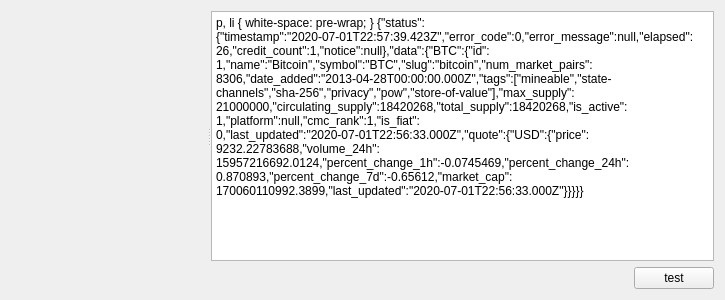
Old version of the form Qt/my_programm/_For_tests/src/test_json/src/ui/test_json.ui in the repository RinatB2017/mega_GIT.
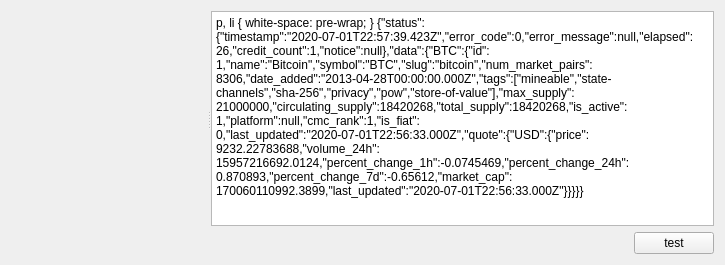
New version of the form. Custom widgets are drawn as their Qt base class.

```diff
--- a/Qt/my_programm/_For_tests/src/test_json/src/ui/test_json.ui
+++ b/Qt/my_programm/_For_tests/src/test_json/src/ui/test_json.ui
@@ -7,7 +7,7 @@
     <x>0</x>
     <y>0</y>
     <width>725</width>
-    <height>300</height>
+    <height>265</height>
    </rect>
   </property>
   <layout class="QVBoxLayout" name="verticalLayout">
@@ -28,8 +28,8 @@
        <string>&lt;!DOCTYPE HTML PUBLIC &quot;-//W3C//DTD HTML 4.0//EN&quot; &quot;http://www.w3.org/TR/REC-html40/strict.dtd&quot;&gt;
 &lt;html&gt;&lt;head&gt;&lt;meta name=&quot;qrichtext&quot; content=&quot;1&quot; /&gt;&lt;style type=&quot;text/css&quot;&gt;
 p, li { white-space: pre-wrap; }
-&lt;/style&gt;&lt;/head&gt;&lt;body style=&quot; font-family:'Liberation Sans'; font-size:10pt; font-weight:400; font-style:normal;&quot;&gt;
-&lt;p style=&quot; margin-top:0px; margin-bottom:0px; margin-left:0px; margin-right:0px; -qt-block-indent:0; text-indent:0px;&quot;&gt;{&amp;quot;status&amp;quot;:{&amp;quot;timestamp&amp;quot;:&amp;quot;2020-07-01T22:57:39.423Z&amp;quot;,&amp;quot;error_code&amp;quot;:0,&amp;quot;error_message&amp;quot;:null,&amp;quot;elapsed&amp;quot;:26,&amp;quot;credit_count&amp;quot;:1,&amp;quot;notice&amp;quot;:null},&amp;quot;data&amp;quot;:{&amp;quot;BTC&amp;quot;:{&amp;quot;id&amp;quot;:1,&amp;quot;name&amp;quot;:&amp;quot;Bitcoin&amp;quot;,&amp;quot;symbol&amp;quot;:&amp;quot;BTC&amp;quot;,&amp;quot;slug&amp;quot;:&amp;quot;bitcoin&amp;quot;,&amp;quot;num_market_pairs&amp;quot;:8306,&amp;quot;date_added&amp;quot;:&amp;quot;2013-04-28T00:00:00.000Z&amp;quot;,&amp;quot;tags&amp;quot;:[&amp;quot;mineable&amp;quot;,&amp;quot;state-channels&amp;quot;,&amp;quot;sha-256&amp;quot;,&amp;quot;privacy&amp;quot;,&amp;quot;pow&amp;quot;,&amp;quot;store-of-value&amp;quot;],&amp;quot;max_supply&amp;quot;:21000000,&amp;quot;circulating_supply&amp;quot;:18420268,&amp;quot;total_supply&amp;quot;:18420268,&amp;quot;is_active&amp;quot;:1,&amp;quot;platform&amp;quot;:null,&amp;quot;cmc_rank&amp;quot;:1,&amp;quot;is_fiat&amp;quot;:0,&amp;quot;last_updated&amp;quot;:&amp;quot;2020-07-01T22:56:33.000Z&amp;quot;,&amp;quot;quote&amp;quot;:{&amp;quot;USD&amp;quot;:{&amp;quot;price&amp;quot;:9232.22783688,&amp;quot;volume_24h&amp;quot;:15957216692.0124,&amp;quot;percent_change_1h&amp;quot;:-0.0745469,&amp;quot;percent_change_24h&amp;quot;:0.870893,&amp;quot;percent_change_7d&amp;quot;:-0.65612,&amp;quot;market_cap&amp;quot;:170060110992.3899,&amp;quot;last_updated&amp;quot;:&amp;quot;2020-07-01T22:56:33.000Z&amp;quot;}}}}}&lt;/p&gt;&lt;/body&gt;&lt;/html&gt;</string>
+&lt;/style&gt;&lt;/head&gt;&lt;body style=&quot; font-family:'MS Shell Dlg 2'; font-size:8.25pt; font-weight:400; font-style:normal;&quot;&gt;
+&lt;p style=&quot; margin-top:0px; margin-bottom:0px; margin-left:0px; margin-right:0px; -qt-block-indent:0; text-indent:0px;&quot;&gt;&lt;span style=&quot; font-family:'Liberation Sans'; font-size:10pt;&quot;&gt;{&amp;quot;status&amp;quot;:{&amp;quot;timestamp&amp;quot;:&amp;quot;2020-07-01T22:57:39.423Z&amp;quot;,&amp;quot;error_code&amp;quot;:0,&amp;quot;error_message&amp;quot;:null,&amp;quot;elapsed&amp;quot;:26,&amp;quot;credit_count&amp;quot;:1,&amp;quot;notice&amp;quot;:null},&amp;quot;data&amp;quot;:{&amp;quot;BTC&amp;quot;:{&amp;quot;id&amp;quot;:1,&amp;quot;name&amp;quot;:&amp;quot;Bitcoin&amp;quot;,&amp;quot;symbol&amp;quot;:&amp;quot;BTC&amp;quot;,&amp;quot;slug&amp;quot;:&amp;quot;bitcoin&amp;quot;,&amp;quot;num_market_pairs&amp;quot;:8306,&amp;quot;date_added&amp;quot;:&amp;quot;2013-04-28T00:00:00.000Z&amp;quot;,&amp;quot;tags&amp;quot;:[&amp;quot;mineable&amp;quot;,&amp;quot;state-channels&amp;quot;,&amp;quot;sha-256&amp;quot;,&amp;quot;privacy&amp;quot;,&amp;quot;pow&amp;quot;,&amp;quot;store-of-value&amp;quot;],&amp;quot;max_supply&amp;quot;:21000000,&amp;quot;circulating_supply&amp;quot;:18420268,&amp;quot;total_supply&amp;quot;:18420268,&amp;quot;is_active&amp;quot;:1,&amp;quot;platform&amp;quot;:null,&amp;quot;cmc_rank&amp;quot;:1,&amp;quot;is_fiat&amp;quot;:0,&amp;quot;last_updated&amp;quot;:&amp;quot;2020-07-01T22:56:33.000Z&amp;quot;,&amp;quot;quote&amp;quot;:{&amp;quot;USD&amp;quot;:{&amp;quot;price&amp;quot;:9232.22783688,&amp;quot;volume_24h&amp;quot;:15957216692.0124,&amp;quot;percent_change_1h&amp;quot;:-0.0745469,&amp;quot;percent_change_24h&amp;quot;:0.870893,&amp;quot;percent_change_7d&amp;quot;:-0.65612,&amp;quot;market_cap&amp;quot;:170060110992.3899,&amp;quot;last_updated&amp;quot;:&amp;quot;2020-07-01T22:56:33.000Z&amp;quot;}}}}}&lt;/span&gt;&lt;/p&gt;&lt;/body&gt;&lt;/html&gt;</string>
       </property>
      </widget>
     </widget>
```
